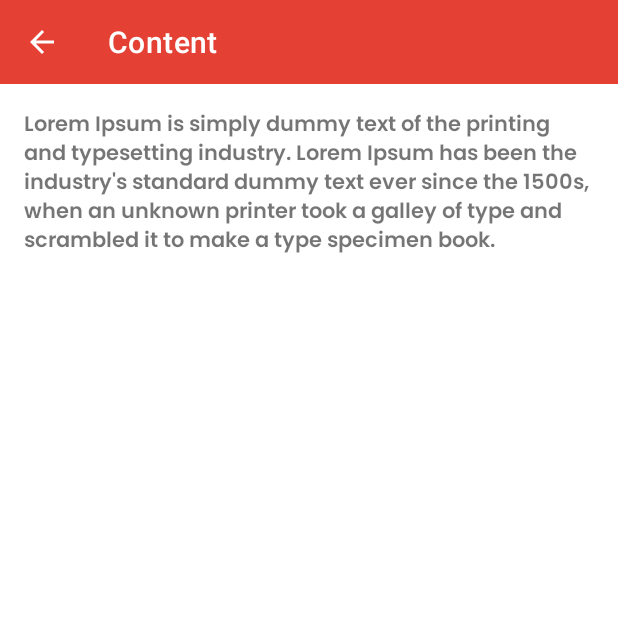
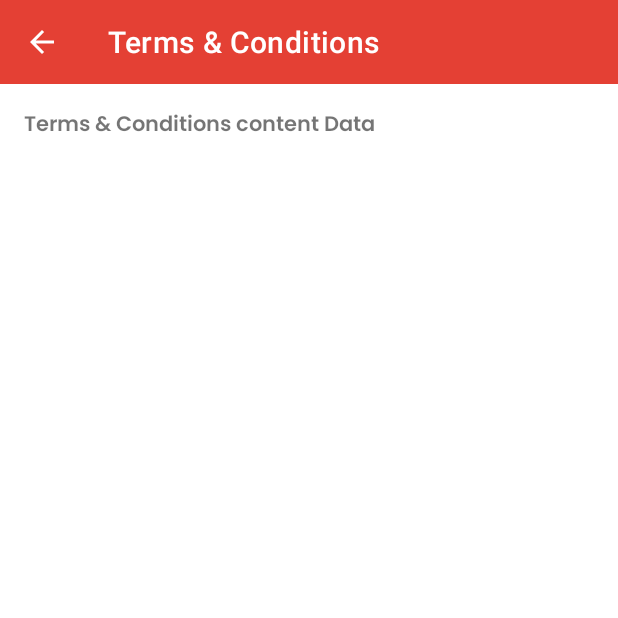
Before and after one commit to hiten0612/ILSAcademy, an Android app: the ProfileScreen screen opened directly, with no data from a screen before it, after a tap on an icon or button, on a phone screen of 412 x 824 dp, the top half of it. Run offline under Robolectric (Android 15) with nearby library versions, the phone set to English and light mode, and no system bars; Roboto replaces fonts that are not available here.

Commit message:
UI Update

```diff
--- a/app/src/main/java/com/ils/ilsacademy/ContentActivity.java
+++ b/app/src/main/java/com/ils/ilsacademy/ContentActivity.java
@@ -5,23 +5,35 @@ import android.os.Bundle;
 import android.view.View;
 
 import androidx.appcompat.app.AppCompatActivity;
+import androidx.appcompat.widget.AppCompatTextView;
 import androidx.appcompat.widget.Toolbar;
 
 public class ContentActivity extends AppCompatActivity {
 
     Toolbar cnToolbar;
+    AppCompatTextView txtContent;
 
     @Override
     protected void onCreate(Bundle savedInstanceState) {
         super.onCreate(savedInstanceState);
         setContentView(R.layout.activity_content);
 
+        String value = getIntent().getStringExtra("contentType");
+
         cnToolbar = findViewById(R.id.cnToolbar);
+        txtContent = findViewById(R.id.txtContent);
+
+        if (value.equals("About")) {
+            cnToolbar.setTitle("About Us");
+            txtContent.setText(getResources().getString(R.string.dummy_description));
+        } else if (value.equals("Terms")) {
+            cnToolbar.setTitle("Terms & Conditions");
+            txtContent.setText("Terms & Conditions content Data");
+        }
+
         cnToolbar.setNavigationOnClickListener(new View.OnClickListener() {
             @Override
             public void onClick(View view) {
-                Intent intent = new Intent(ContentActivity.this, ProfileScreen.class);
-                startActivity(intent);
                 finish();
             }
         });
--- a/app/src/main/java/com/ils/ilsacademy/ProfileScreen.java
+++ b/app/src/main/java/com/ils/ilsacademy/ProfileScreen.java
@@ -73,8 +73,8 @@ public class ProfileScreen extends AppCompatActivity {
             @Override
             public void onClick(View view) {
                 Intent intent = new Intent(ProfileScreen.this, ContentActivity.class);
+                intent.putExtra("contentType","Terms");
                 startActivity(intent);
-                finish();
             }
         });
         about = findViewById(R.id.about);
@@ -82,8 +82,8 @@ public class ProfileScreen extends AppCompatActivity {
             @Override
             public void onClick(View view) {
                 Intent ab = new Intent(ProfileScreen.this, ContentActivity.class);
+                ab.putExtra("contentType","About");
                 startActivity(ab);
-                finish();
             }
         });
         feed = findViewById(R.id.feed);
--- a/app/src/main/res/layout/activity_content.xml
+++ b/app/src/main/res/layout/activity_content.xml
@@ -27,23 +27,15 @@
         app:layout_constraintStart_toStartOf="parent"
         app:layout_constraintTop_toBottomOf="@+id/cnToolbar">
 
-        <androidx.constraintlayout.widget.ConstraintLayout
+        <androidx.appcompat.widget.AppCompatTextView
+            android:id="@+id/txtContent"
             android:layout_width="match_parent"
-            android:layout_height="0dp">
+            android:layout_height="wrap_content"
+            android:padding="16dp"
+            android:fontFamily="@font/poppins_bold"
+            android:text="@string/dummy_description"
+            android:textSize="14sp" />
 
-
-            <androidx.appcompat.widget.AppCompatTextView
-                android:layout_width="match_parent"
-                android:layout_height="wrap_content"
-                android:layout_margin="16sp"
-                android:fontFamily="@font/poppins_bold"
-                android:text="@string/dummy_description"
-                android:textSize="14sp"
-                app:layout_constraintEnd_toEndOf="parent"
-                app:layout_constraintStart_toStartOf="parent"
-                app:layout_constraintTop_toTopOf="parent" />
-
-        </androidx.constraintlayout.widget.ConstraintLayout>
     </ScrollView>
 
 </androidx.constraintlayout.widget.ConstraintLayout>
```
Also changed, not shown: app/src/main/res/layout/livelist.xml (+4 -4 lines).
